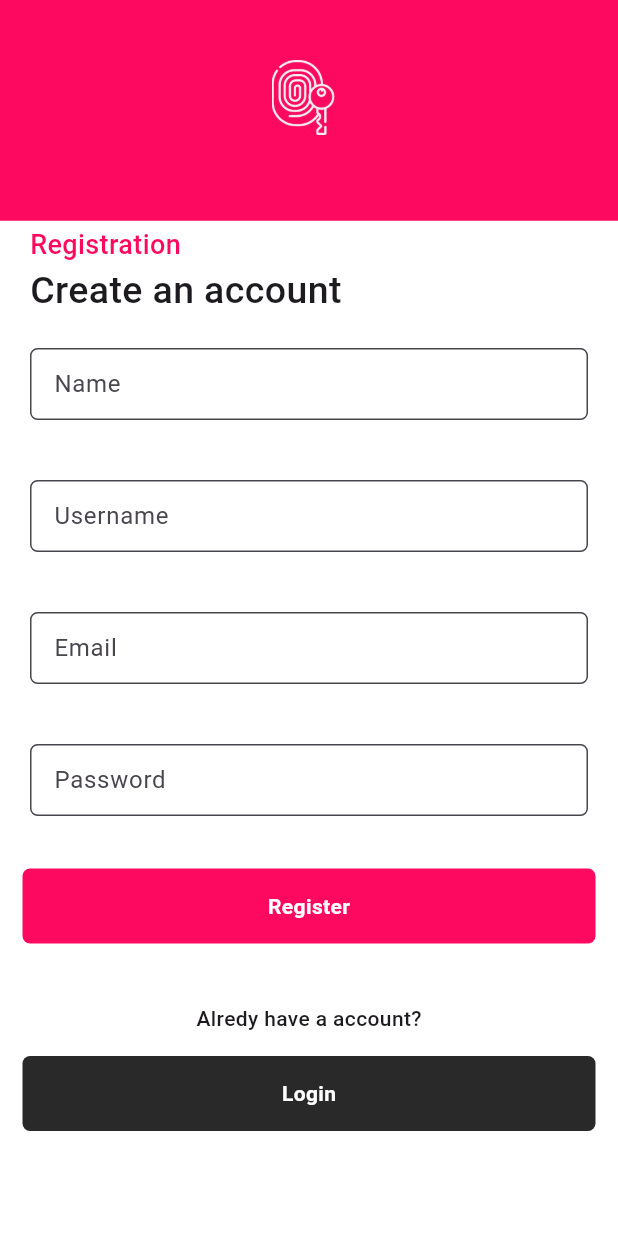
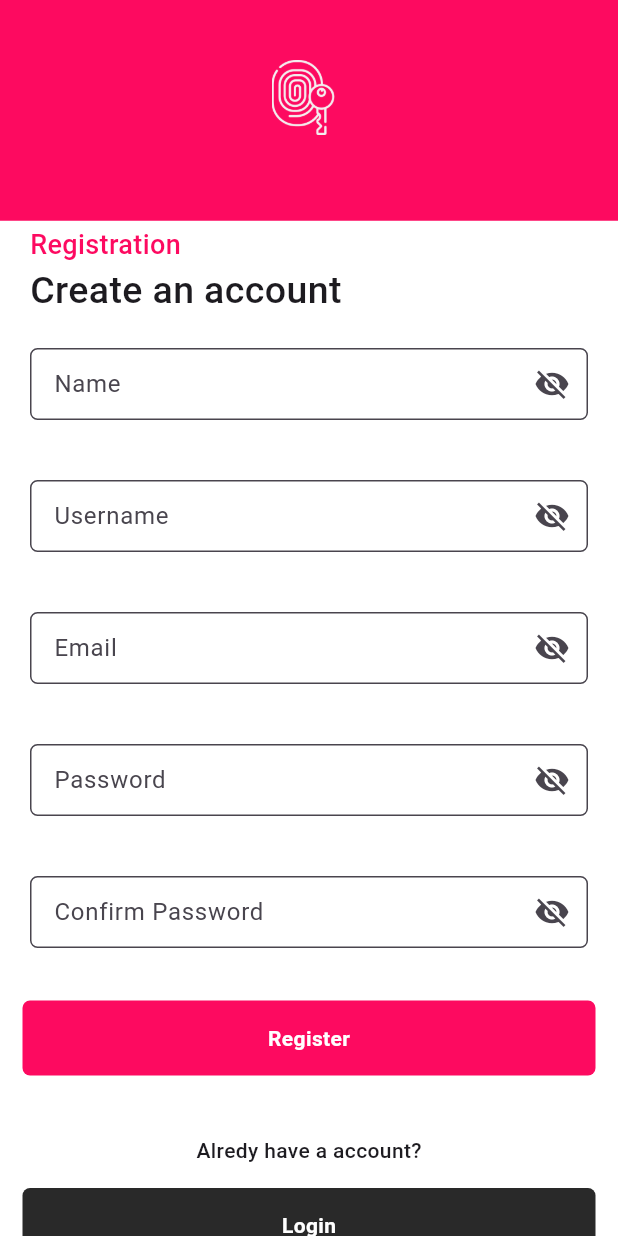
Before and after one commit to beatrizgomees/authenticationApp, a Flutter app: the RegisterPage screen opened directly, on a phone screen of 412 x 824 dp. Run offline on Flutter 3.47's test engine with Material 3 defaults, Android fonts, the phone set to English and light mode, and no system bars.

Commit message:
implementacion password visible system

```diff
--- a/lib/src/features/auth/network/auth_service.dart
+++ b/lib/src/features/auth/network/auth_service.dart
@@ -33,6 +33,7 @@ class AuthService implements AuthRepository {
         var jsonResponse = jsonDecode(response.body);
         var token = jsonResponse['acessToken'];
         log(token);
+
         return AuthModel.fromJson(jsonResponse);
       } else {
         showErrorMessageEmailOrPasswordFailed(
--- a/lib/src/features/auth/view_model/auth_view_model_impl.dart
+++ b/lib/src/features/auth/view_model/login_view_model_impl.dart
@@ -1,9 +1,9 @@
 import 'package:authentication_app/src/features/auth/network/auth_service.dart';
-import 'package:authentication_app/src/features/auth/view_model/auth_view_model.dart';
+import 'package:authentication_app/src/features/auth/view_model/login_view_model.dart';
 import 'package:authentication_app/src/features/user/user_model.dart';
 import 'package:flutter/material.dart';
 
-class AuthHomeViewImpl extends AuthViewModel {
+class LoginViewModelImpl extends LoginViewModel {
   @override
   void loginUser(String email, String password) {
     void loginUser(String email, String password, BuildContext context) async {
--- a/lib/src/features/auth/ui/pages/register_page.dart
+++ b/lib/src/features/register/page/register_page.dart
@@ -1,3 +1,4 @@
+import 'package:authentication_app/src/features/register/view_model/register_view_model.impl.dart';
 import 'package:authentication_app/src/shared/components/custom_button_component.dart';
 import 'package:authentication_app/src/shared/components/text_form_field_component.dart';
 import 'package:flutter/material.dart';
@@ -13,6 +14,8 @@ class _RegisterScreenState extends State<RegisterPage>
     with SingleTickerProviderStateMixin {
   late AnimationController _controller;
   late Animation<Offset> _animation;
+
+  final RegisterViewModelImpl _registerViewModelImpl = RegisterViewModelImpl();
 
   @override
   void initState() {
@@ -91,12 +94,18 @@ class _RegisterScreenState extends State<RegisterPage>
                     ),
                   ),
                   TextFormFieldComponent(
+                      controller: _registerViewModelImpl.nameControllerText,
+                      currentFocusNode: _registerViewModelImpl.nameFocusNode,
+                      nextFocusNode: _registerViewModelImpl.usernameFocusNode,
                       title: 'Name',
                       colorFill: Colors.white,
                       colorFocus: Color.fromRGBO(253, 10, 96, 1),
                       filled: true,
                       keyboardType: TextInputType.text),
                   TextFormFieldComponent(
+                    controller: _registerViewModelImpl.usernameControllerText,
+                    currentFocusNode: _registerViewModelImpl.usernameFocusNode,
+                    nextFocusNode: _registerViewModelImpl.emailFocusNode,
                     title: 'Username',
                     colorFill: Colors.white,
                     colorFocus: Color.fromRGBO(253, 10, 96, 1),
@@ -104,6 +113,9 @@ class _RegisterScreenState extends State<RegisterPage>
                     keyboardType: TextInputType.text,
                   ),
                   TextFormFieldComponent(
+                    controller: _registerViewModelImpl.emailControllerText,
+                    currentFocusNode: _registerViewModelImpl.emailFocusNode,
+                    nextFocusNode: _registerViewModelImpl.passwordFocusNode,
                     title: 'Email',
                     colorFill: Colors.white,
                     colorFocus: Color.fromRGBO(253, 10, 96, 1),
@@ -111,7 +123,23 @@ class _RegisterScreenState extends State<RegisterPage>
                     keyboardType: TextInputType.emailAddress,
                   ),
                   TextFormFieldComponent(
+                    controller: _registerViewModelImpl.passwordControllerText,
+                    currentFocusNode: _registerViewModelImpl.passwordFocusNode,
+                    nextFocusNode:
+                        _registerViewModelImpl.confirmPassowrdFocusNode,
                     title: 'Password',
+                    colorFill: Colors.white,
+                    colorFocus: Color.fromRGBO(253, 10, 96, 1),
+                    filled: true,
+                    keyboardType: TextInputType.text,
+                    isObscureText: true,
+                  ),
+                  TextFormFieldComponent(
+                    controller:
+                        _registerViewModelImpl.confirmPassowrdControllerText,
+                    currentFocusNode:
+                        _registerViewModelImpl.confirmPassowrdFocusNode,
+                    title: 'Confirm Password',
                     colorFill: Colors.white,
                     colorFocus: Color.fromRGBO(253, 10, 96, 1),
                     filled: true,
@@ -146,7 +174,7 @@ class _RegisterScreenState extends State<RegisterPage>
                     heighAsset: 0,
                     widthAsset: 0,
                     onTap: () {
-                      Navigator.pushNamed(context, '/');
+                      Navigator.pushNamed(context, '/LOGIN');
                     },
                   ),
                 ],
--- /dev/null
+++ b/lib/src/features/register/view_model/register_view_model.dart
@@ -0,0 +1,17 @@
+import 'package:flutter/material.dart';
+
+abstract class RegisterViewModel extends ChangeNotifier {
+  TextEditingController emailControllerText = TextEditingController();
+  TextEditingController passwordControllerText = TextEditingController();
+  TextEditingController nameControllerText = TextEditingController();
+  TextEditingController usernameControllerText = TextEditingController();
+  TextEditingController confirmPassowrdControllerText = TextEditingController();
+
+  FocusNode emailFocusNode = FocusNode();
+  FocusNode passwordFocusNode = FocusNode();
+  FocusNode nameFocusNode = FocusNode();
+  FocusNode usernameFocusNode = FocusNode();
+  FocusNode confirmPassowrdFocusNode = FocusNode();
+
+  void registerUser(String email, String password);
+}
--- /dev/null
+++ b/lib/src/features/register/view_model/register_view_model.impl.dart
@@ -0,0 +1,8 @@
+import 'package:authentication_app/src/features/register/view_model/register_view_model.dart';
+
+class RegisterViewModelImpl extends RegisterViewModel {
+  @override
+  void registerUser(String email, String password) {
+    // TODO: implement registerUser
+  }
+}
--- a/lib/src/shared/components/text_form_field_component.dart
+++ b/lib/src/shared/components/text_form_field_component.dart
@@ -1,7 +1,10 @@
+import 'dart:math';
+
+import 'package:authentication_app/src/shared/utils/utils.dart';
 import 'package:flutter/material.dart';
 
 // ignore: must_be_immutable
-class TextFormFieldComponent extends StatelessWidget {
+class TextFormFieldComponent extends StatefulWidget {
   TextFormFieldComponent(
       {super.key,
       required this.title,
@@ -10,7 +13,10 @@ class TextFormFieldComponent extends StatelessWidget {
       required this.filled,
       required this.keyboardType,
       this.isObscureText,
-      this.controller});
+      this.controller,
+      required this.currentFocusNode,
+      this.onFieldSubmitted,
+      this.nextFocusNode});
 
   String title;
   Color colorFill;
@@ -19,23 +25,53 @@ class TextFormFieldComponent extends StatelessWidget {
   TextInputType keyboardType;
   bool? isObscureText;
   TextEditingController? controller;
+  FocusNode currentFocusNode;
+  FocusNode? nextFocusNode;
+  final void Function(String)? onFieldSubmitted;
+
+  @override
+  State<TextFormFieldComponent> createState() => _TextFormFieldComponentState();
+}
+
+class _TextFormFieldComponentState extends State<TextFormFieldComponent> {
+  bool? visibilityPassowrd = false;
 
   @override
   Widget build(BuildContext context) {
     return Padding(
       padding: const EdgeInsets.all(20),
       child: TextFormField(
-        controller: controller,
-        keyboardType: keyboardType,
-        obscureText: isObscureText ?? false,
+        controller: widget.controller,
+        keyboardType: widget.keyboardType,
+        obscureText:
+            visibilityPassowrd! == false ? widget.isObscureText = true : false,
+        obscuringCharacter: "*",
+        focusNode: widget.currentFocusNode,
         decoration: InputDecoration(
           contentPadding: EdgeInsets.fromLTRB(12, 0, 12, 0),
-          fillColor: colorFill,
-          filled: filled,
-          focusColor: colorFocus,
-          hintText: title,
+          fillColor: widget.colorFill,
+          filled: widget.filled,
+          focusColor: widget.colorFocus,
+          hintText: widget.title,
+          suffixIcon: widget.isObscureText == true
+              ? GestureDetector(
+                  onTap: () {
+                    setState(() {
+                      visibilityPassowrd = !visibilityPassowrd!;
+                      print(visibilityPassowrd!);
+                    });
+                  },
+                  child: visibilityPassowrd! == false
+                      ? Icon(Icons.visibility_off)
+                      : Icon(Icons.visibility),
+                )
+              : null,
           border: OutlineInputBorder(borderRadius: BorderRadius.circular(5)),
         ),
+        onFieldSubmitted: (value) {
+          Utils.fieldFocusChange(
+              context, widget.currentFocusNode, widget.nextFocusNode!);
+        },
       ),
     );
   }
--- /dev/null
+++ b/lib/src/shared/utils/utils.dart
@@ -0,0 +1,9 @@
+import 'package:flutter/cupertino.dart';
+
+class Utils {
+  static void fieldFocusChange(BuildContext context, FocusNode currentFocusNode,
+      FocusNode nextFocusNode) {
+    currentFocusNode.unfocus();
+    FocusScope.of(context).requestFocus(nextFocusNode);
+  }
+}
```
Also changed, not shown: lib/main.dart (+4 -4 lines), lib/src/features/auth/page/login_page.dart (renamed from lib/src/features/auth/ui/pages/login_page.dart, +16 -12 lines), lib/src/features/auth/view_model/login_view_model.dart (renamed from lib/src/features/auth/view_model/auth_view_model.dart, +6 -1 lines), lib/src/shared/components/show_snackBar_custom_component.dart (+17 -0 lines), lib/src/shared/routes/routes.dart (renamed from lib/src/utils/routes/routes.dart, +4 -4 lines), lib/src/shared/routes/routes_name.dart (renamed from lib/src/utils/routes/routes_name.dart).
